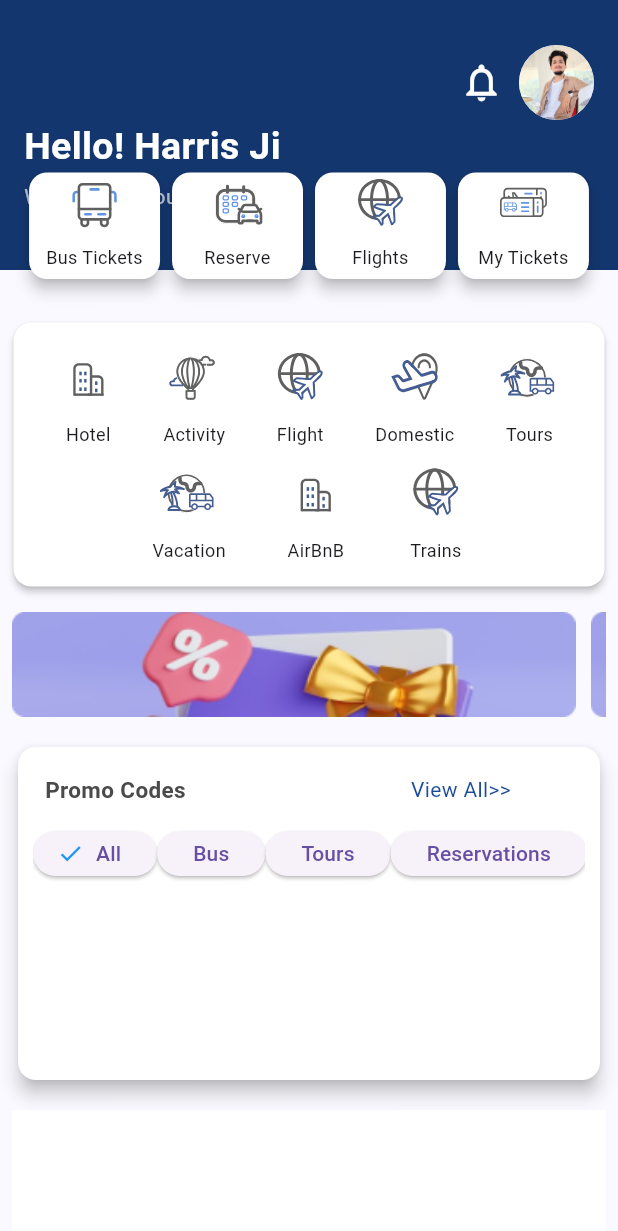
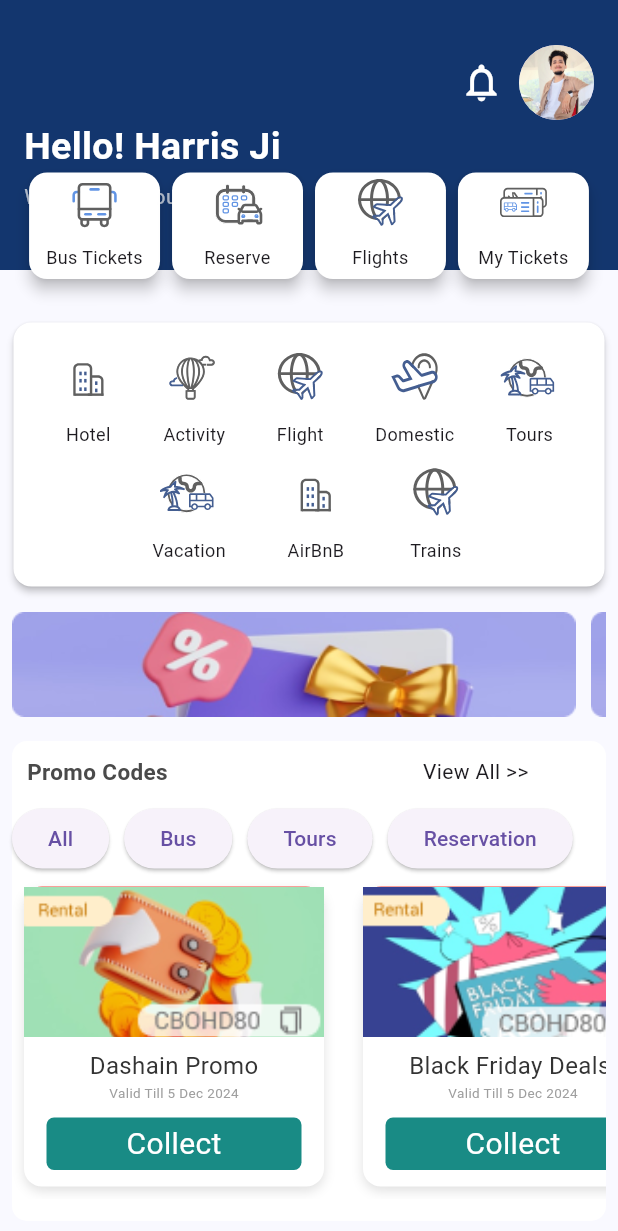
Before and after one commit to Rijan77/bus_sewa, a Flutter app: the screen it shows after launch, on a phone screen of 412 x 824 dp. Shown: the top 1231 px of the screen. Run offline on Flutter 3.47's test engine with Material 3 defaults, Android fonts, the phone set to English and light mode, and no system bars; our stand-ins replace flutter_screenutil, flutter_svg.

Commit message:
Initial Design of Promo Codes Section

```diff
--- a/lib/app/feature/dashboard/presentation/views/homepage.dart
+++ b/lib/app/feature/dashboard/presentation/views/homepage.dart
@@ -1,8 +1,8 @@
 import 'package:flutter/material.dart';
 import 'package:flutter_svg/flutter_svg.dart';
 
+import '../widgets/homepage_widgets/promo_code/promo_code.dart';
 import '../widgets/homepage_widgets/top_header.dart'; // Your data class
-import '../widgets/homepage_widgets/promo_code.dart';
 import '../widgets/homepage_widgets/second_header.dart';
 import 'package:flutter_screenutil/flutter_screenutil.dart';
 
@@ -258,46 +258,58 @@ class _HomepageState extends State<Homepage> {
           SliverToBoxAdapter(
             child: Padding(
               padding: const EdgeInsets.all(8.0),
-              child: PromoCode(
-                items: [
-                  PromoCodeHeader(
-                    title: "Promo Codes",
-                    secondTitle: "View All>>",
-                    button: [
-                      ElevatedButton.icon(
-                        onPressed: () {},
-                        style: ElevatedButton.styleFrom(
-                          minimumSize: const Size(30, 30),
-                        ),
-                        icon: const Icon(Icons.check, color: Colors.blue),
-                        label: const Text("All"),
-                      ),
+              child:PromoCode(),
 
-                      ElevatedButton(
-                        onPressed: () {},
-                        style: ElevatedButton.styleFrom(
-                          minimumSize: const Size(30, 30),
-                        ),
-                        child: const Text("Bus"),
-                      ),
-                      ElevatedButton(
-                        onPressed: () {},
-                        style: ElevatedButton.styleFrom(
-                          minimumSize: const Size(30, 30),
-                        ),
-                        child: const Text("Tours"),
-                      ),
-                      ElevatedButton(
-                        onPressed: () {},
-                        style: ElevatedButton.styleFrom(
-                          minimumSize: const Size(30, 30),
-                        ),
-                        child: const Text("Reservations"),
-                      ),
-                    ],
-                  ),
-                ],
-              ),
+              // PromoCode(
+              //   items: [
+              //     PromoCodeHeader(
+              //       title: "Promo Codes",
+              //       secondTitle: "View All>>",
+              //       button: [
+              //         ElevatedButton.icon(
+              //           onPressed: () {},
+              //           style: ElevatedButton.styleFrom(
+              //             minimumSize: const Size(30, 30),
+              //           ),
+              //           icon: const Icon(Icons.check, color: Colors.blue),
+              //           label: const Text("All"),
+              //         ),
+              //
+              //         ElevatedButton(
+              //           onPressed: () {},
+              //           style: ElevatedButton.styleFrom(
+              //             minimumSize: const Size(30, 30),
+              //           ),
+              //           child: const Text("Bus"),
+              //         ),
+              //         ElevatedButton(
+              //           onPressed: () {},
+              //           style: ElevatedButton.styleFrom(
+              //             minimumSize: const Size(30, 30),
+              //           ),
+              //           child: const Text("Tours"),
+              //         ),
+              //         ElevatedButton(
+              //           onPressed: () {},
+              //           style: ElevatedButton.styleFrom(
+              //             minimumSize: const Size(30, 30),
+              //           ),
+              //           child: const Text("Reservations"),
+              //         ),
+              //       ],
+              //
+              //       container: [
+              //         Container(
+              //           height: 50,
+              //           width: 50,
+              //           color: Colors.blueGrey,
+              //         )
+              //       ]
+              //
+              //     ),
+              //
+              //   ],
+              // ),
             ),
           ),
           // Placeholder containers
--- a/lib/app/feature/dashboard/presentation/widgets/homepage_widgets/promo_code.dart
+++ /dev/null
@@ -1,74 +0,0 @@
-import 'package:flutter/material.dart';
-
-class PromoCode extends StatefulWidget {
-  final List<PromoCodeHeader> items;
-
-  const PromoCode({super.key, required this.items});
-
-  @override
-  State<PromoCode> createState() => _PromoCodeState();
-}
-
-class _PromoCodeState extends State<PromoCode> {
-  @override
-  Widget build(BuildContext context) {
-    return SizedBox(
-      height: 230,
-      child: Card(
-        elevation: 5,
-        color: const Color(0xffFFFFFF),
-        child: Column(
-          children: widget.items.map((item) {
-            return Padding(
-              padding: const EdgeInsets.all(10.0),
-              child: Column(
-                crossAxisAlignment: CrossAxisAlignment.start,
-                children: [
-                  Padding(
-                    padding: const EdgeInsets.all(8.0),
-                    child: Row(
-                      children: [
-                        Text(
-                          item.title,
-                          style: const TextStyle(
-                              color: Color(0xff4A4A4A),
-                              fontSize: 15,
-                              fontWeight: FontWeight.bold),
-                        ),
-                        Padding(
-                          padding: const EdgeInsets.only(left: 150),
-                          child: Text(
-                            item.secondTitle,
-                            style: const TextStyle(color: Color(0xff1A4C9A)),
-                          ),
-                        ),
-                      ],
-                    ),
-                  ),
-                  SingleChildScrollView(
-                    scrollDirection: Axis.horizontal,
-                    child: Row(children: item.button),
-                  ),
-                ],
-              ),
-            );
-          }).toList(),
-        ),
-      ),
-    );
-  }
-}
-
-class PromoCodeHeader {
-  final String title;
-  final String secondTitle;
-  final List<ElevatedButton> button;
-
-
-  PromoCodeHeader({
-    required this.title,
-    required this.secondTitle,
-    required this.button,
-
-  });
-}
--- /dev/null
+++ b/lib/app/feature/dashboard/presentation/widgets/homepage_widgets/promo_code/pc_button.dart
@@ -0,0 +1,29 @@
+import 'package:flutter/material.dart';
+
+class PcButton extends StatefulWidget {
+  const PcButton({super.key});
+
+  @override
+  State<PcButton> createState() => _PcButtonState();
+}
+
+class _PcButtonState extends State<PcButton> {
+  @override
+  Widget build(BuildContext context) {
+    return SingleChildScrollView(
+      scrollDirection: Axis.horizontal,
+      child: Row(
+        children: [
+          ElevatedButton(onPressed: (){}, child: Text("All")),
+          SizedBox(width: 10,),
+          ElevatedButton(onPressed: (){}, child: Text("Bus")),
+          SizedBox(width: 10,),
+          ElevatedButton(onPressed: (){}, child: Text("Tours")),
+          SizedBox(width: 10,),
+          ElevatedButton(onPressed: (){}, child: Text("Reservation")),
+
+        ],
+      ),
+    );
+  }
+}
--- /dev/null
+++ b/lib/app/feature/dashboard/presentation/widgets/homepage_widgets/promo_code/pc_container_image.dart
@@ -0,0 +1,90 @@
+import 'package:flutter/material.dart';
+
+class PcContainerImage extends StatelessWidget {
+  final List<PcContainerImageItem> items;
+
+  const PcContainerImage({super.key, required this.items});
+
+  @override
+  Widget build(BuildContext context) {
+    Widget buildItem(PcContainerImageItem item) {
+      return Container(
+        height: 200,
+        width: 200,
+        margin: const EdgeInsets.all(8),
+        decoration: BoxDecoration(
+          color: Colors.white,
+          borderRadius: BorderRadius.circular(12),
+          boxShadow: const [
+            BoxShadow(
+              color: Colors.black12,
+              blurRadius: 6,
+              offset: Offset(0, 3),
+            ),
+          ],
+        ),
+        child: Column(
+          children: [
+            Container(
+              height: 100,
+              width: double.infinity,
+              decoration: BoxDecoration(
+                color: item.imageColor ?? Colors.red,
+                borderRadius: const BorderRadius.vertical(top: Radius.circular(12)),
+              ),
+              child: item.image,
+            ),
+            const SizedBox(height: 8),
+            Text(
+              item.title,
+              style: const TextStyle(fontSize: 16, fontWeight: FontWeight.w400, color: Color(0xff333333)),
+            ),
+            Text(
+              item.subtitle,
+              style: const TextStyle(fontSize: 9, color: Colors.grey),
+            ),
+            const SizedBox(height: 10),
+            Container(
+              height: 35,
+              width: 170,
+              alignment: Alignment.center,
+              decoration: BoxDecoration(
+                color: item.buttonColor ?? Color(0xff198B85),
+                borderRadius: BorderRadius.circular(5),
+              ),
+              child: Text(
+                item.buttonText,
+                style: const TextStyle(color: Colors.white, fontSize: 20),
+              ),
+            ),
+          ],
+        ),
+      );
+    }
+
+    return Wrap(
+      alignment: WrapAlignment.center,
+      spacing: 10,
+      runSpacing: 10,
+      children: items.map(buildItem).toList(),
+    );
+  }
+}
+
+class PcContainerImageItem {
+  final Widget image;
+  final String title;
+  final String subtitle;
+  final String buttonText;
+  final Color? imageColor;
+  final Color? buttonColor;
+
+  PcContainerImageItem({
+    required this.image,
+    required this.title,
+    required this.subtitle,
+    required this.buttonText,
+    this.imageColor,
+    this.buttonColor,
+  });
+}
--- /dev/null
+++ b/lib/app/feature/dashboard/presentation/widgets/homepage_widgets/promo_code/pc_header_section.dart
@@ -0,0 +1,20 @@
+import 'package:flutter/material.dart';
+
+class PcHeaderSection extends StatelessWidget {
+  const PcHeaderSection({super.key});
+
+  @override
+  Widget build(BuildContext context) {
+    return Padding(
+      padding: const EdgeInsets.symmetric(horizontal: 10,vertical: 10),
+      child: Row(
+        crossAxisAlignment: CrossAxisAlignment.start,
+        children: [
+          Text("Promo Codes", style: TextStyle(fontSize: 15, fontWeight: FontWeight.bold, color: Color(0xff4A4A4A)),),
+          SizedBox(width: 170,),
+          Text("View All >>")
+        ],
+      ),
+    );
+  }
+}
--- /dev/null
+++ b/lib/app/feature/dashboard/presentation/widgets/homepage_widgets/promo_code/promo_code.dart
@@ -0,0 +1,48 @@
+
+import 'package:bus_sewa/app/feature/dashboard/presentation/widgets/homepage_widgets/promo_code/pc_button.dart';
+import 'package:bus_sewa/app/feature/dashboard/presentation/widgets/homepage_widgets/promo_code/pc_container_image.dart';
+import 'package:bus_sewa/app/feature/dashboard/presentation/widgets/homepage_widgets/promo_code/pc_header_section.dart';
+import 'package:flutter/cupertino.dart';
+import 'package:flutter/material.dart';
+
+class PromoCode extends StatefulWidget {
+  const PromoCode({super.key});
+
+  @override
+  State<PromoCode> createState() => _PromoCodeState();
+}
+
+class _PromoCodeState extends State<PromoCode> {
+  @override
+  Widget build(BuildContext context) {
+    return Container(
+      width: double.infinity,
+      height: 320,
+
+      decoration: BoxDecoration(
+        color: Color(0xffFFFFFF),
+        borderRadius: BorderRadius.circular(10)
+
+      ),
+      child: Column(
+        crossAxisAlignment: CrossAxisAlignment.start,
+        children: [
+          PcHeaderSection(),
+          PcButton(),
+          SingleChildScrollView(
+            scrollDirection: Axis.horizontal,
+            child: Row(
+              children: [
+                PcContainerImage(items: [
+                  PcContainerImageItem(image: Image.asset("assets/images/Offer Image.png", fit: BoxFit.cover,), title: "Dashain Promo", subtitle: "Valid Till 5 Dec 2024", buttonText: "Collect"),
+                  PcContainerImageItem(image: Image.asset("assets/images/Offer Image_2.png", fit: BoxFit.cover,), title: "Black Friday Deals!", subtitle: "Valid Till 5 Dec 2024", buttonText: "Collect"),
+                ],)
+              ],
+            ),
+          )
+
+        ],
+      ),
+    );
+  }
+}
```
Also changed, not shown: assets/images/Offer Image.png (added), assets/images/Offer Image.svg (added), assets/images/Offer Image_2.png (added), lib/app/feature/dashboard/presentation/widgets/homepage_widgets/second_header.dart (line endings or trailing spaces).
